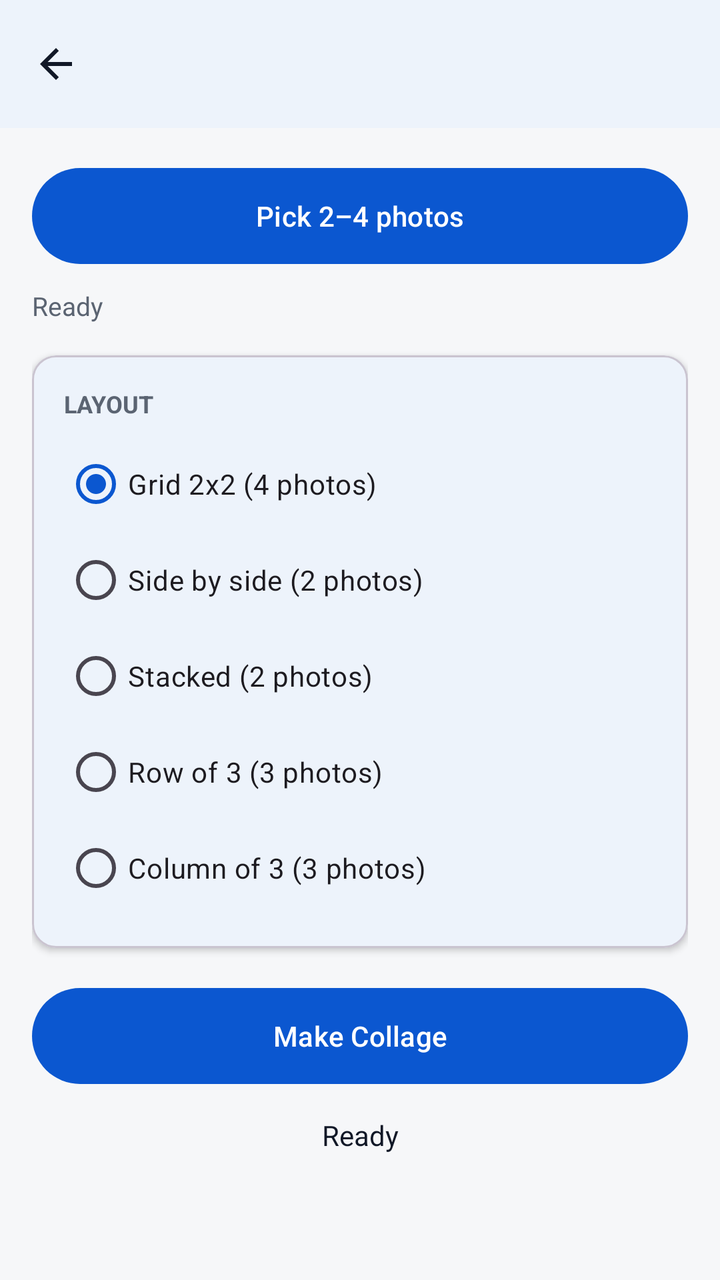
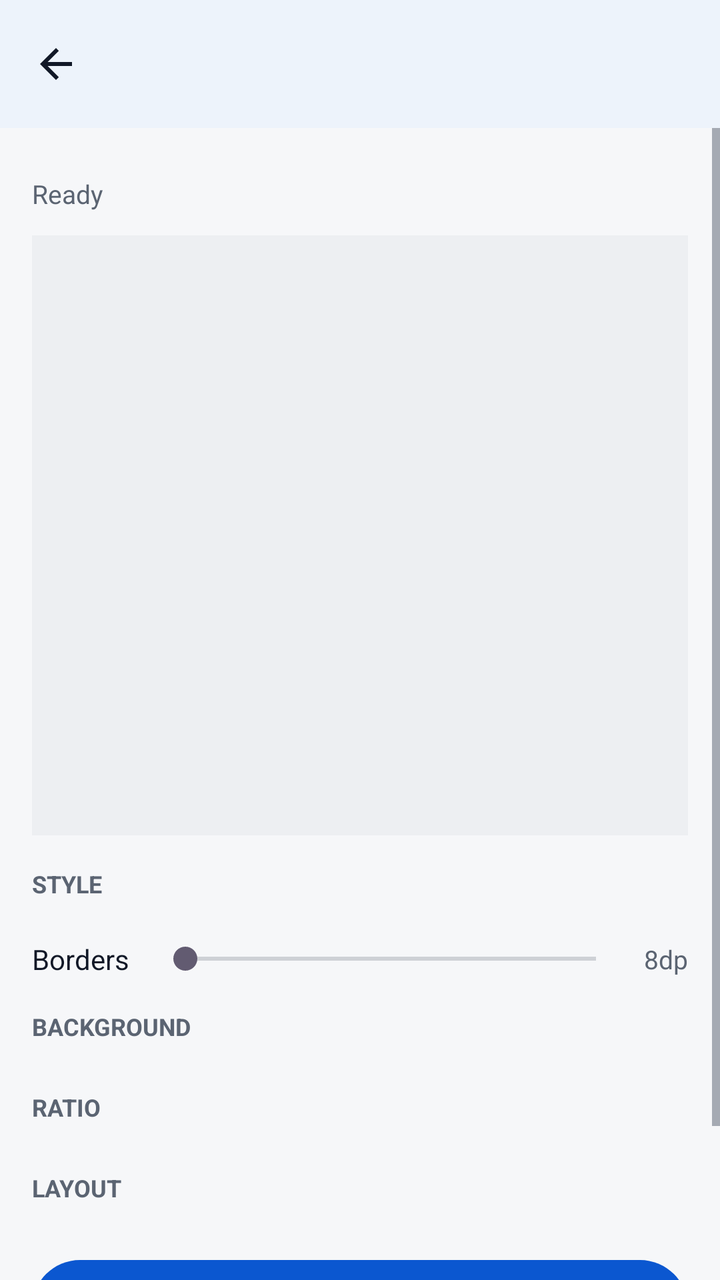

An Android layout rendered at two revisions. The XML below is the earlier revision; the diff shows what the commit changed to produce the second picture.
<!-- AndroidManifest.xml: application theme Theme.Hakunaa -->
<!-- res/layout/activity_collage.xml -->
<?xml version="1.0" encoding="utf-8"?>
<LinearLayout xmlns:android="http://schemas.android.com/apk/res/android"
    xmlns:app="http://schemas.android.com/apk/res-auto"
    android:layout_width="match_parent"
    android:layout_height="match_parent"
    android:background="@color/hakunaa_background"
    android:orientation="vertical">

    <com.google.android.material.appbar.MaterialToolbar
        android:id="@+id/toolbar"
        android:layout_width="match_parent"
        android:layout_height="wrap_content"
        android:background="@color/hakunaa_surface"
        android:elevation="2dp"
        android:title="Collage Maker"
        android:titleTextColor="@color/hakunaa_text"
        app:navigationIcon="@drawable/ic_arrow_back" />

    <ScrollView
        android:layout_width="match_parent"
        android:layout_height="match_parent"
        android:padding="16dp">

        <LinearLayout
            android:layout_width="match_parent"
            android:layout_height="wrap_content"
            android:orientation="vertical">

            <com.google.android.material.button.MaterialButton
                android:id="@+id/btnPickPhotos"
                android:layout_width="match_parent"
                android:layout_height="56dp"
                android:text="Pick 2–4 photos" />

            <TextView
                android:id="@+id/tvPhotos"
                android:layout_width="wrap_content"
                android:layout_height="wrap_content"
                android:layout_marginTop="8dp"
                android:text="@string/ready"
                android:textColor="@color/hakunaa_text_secondary"
                android:textSize="13sp" />

            <com.google.android.material.card.MaterialCardView
                android:layout_width="match_parent"
                android:layout_height="wrap_content"
                android:layout_marginTop="16dp"
                app:cardCornerRadius="12dp"
                app:cardElevation="2dp">

                <LinearLayout
                    android:layout_width="match_parent"
                    android:layout_height="wrap_content"
                    android:orientation="vertical"
                    android:padding="16dp">

                    <TextView
                        android:layout_width="wrap_content"
                        android:layout_height="wrap_content"
                        android:text="LAYOUT"
                        android:textColor="@color/hakunaa_text_secondary"
                        android:textSize="12sp"
                        android:textStyle="bold" />

                    <RadioGroup
                        android:id="@+id/rgLayout"
                        android:layout_width="match_parent"
                        android:layout_height="wrap_content"
                        android:layout_marginTop="8dp">

                        <RadioButton
                            android:id="@+id/rbLayoutGrid"
                            android:layout_width="wrap_content"
                            android:layout_height="wrap_content"
                            android:checked="true"
                            android:text="Grid 2x2 (4 photos)" />
                        <RadioButton
                            android:id="@+id/rbLayoutSideBySide"
                            android:layout_width="wrap_content"
                            android:layout_height="wrap_content"
                            android:text="Side by side (2 photos)" />
                        <RadioButton
                            android:id="@+id/rbLayoutStacked"
                            android:layout_width="wrap_content"
                            android:layout_height="wrap_content"
                            android:text="Stacked (2 photos)" />
                        <RadioButton
                            android:id="@+id/rbLayoutRow3"
                            android:layout_width="wrap_content"
                            android:layout_height="wrap_content"
                            android:text="Row of 3 (3 photos)" />
                        <RadioButton
                            android:id="@+id/rbLayoutCol3"
                            android:layout_width="wrap_content"
                            android:layout_height="wrap_content"
                            android:text="Column of 3 (3 photos)" />
                    </RadioGroup>
                </LinearLayout>
            </com.google.android.material.card.MaterialCardView>

            <com.google.android.material.button.MaterialButton
                android:id="@+id/btnMakeCollage"
                android:layout_width="match_parent"
                android:layout_height="56dp"
                android:layout_marginTop="16dp"
                android:text="Make Collage" />

            <TextView
                android:id="@+id/tvStatus"
                android:layout_width="match_parent"
                android:layout_height="wrap_content"
                android:gravity="center"
                android:paddingTop="12dp"
                android:text="@string/ready"
                android:textColor="@color/hakunaa_text"
                android:textSize="14sp" />
        </LinearLayout>
    </ScrollView>
</LinearLayout>
<!-- resources referenced by this layout -->
<resources>
  <color name="hakunaa_background">#F6F7F9</color>
  <color name="hakunaa_surface">#FFFFFF</color>
  <color name="hakunaa_text">#111827</color>
  <color name="hakunaa_text_secondary">#5B6472</color>
  <!-- drawable ic_arrow_back (drawable) -->
  <vector xmlns:android="http://schemas.android.com/apk/res/android"
      android:width="24dp"
      android:height="24dp"
      android:viewportWidth="24"
      android:viewportHeight="24"
      android:tint="#111827">
      <path
          android:fillColor="#FF000000"
          android:pathData="M20,11H7.83l5.59,-5.59L12,4l-8,8 8,8 1.41,-1.41L7.83,13H20v-2z" />
  </vector>
  <string name="ready">Ready</string>
  <style name="Theme.Hakunaa" parent="Theme.Material3.Light.NoActionBar">
          <item name="colorPrimary">@color/hakunaa_primary</item>
          <item name="colorPrimaryDark">@color/hakunaa_primary_dark</item>
          <item name="colorOnPrimary">@color/hakunaa_on_primary</item>
          <item name="android:windowBackground">@color/hakunaa_background</item>
          <item name="colorSurface">@color/hakunaa_surface</item>
          <item name="android:textColorPrimary">@color/hakunaa_text</item>
          <item name="android:textColorSecondary">@color/hakunaa_text_secondary</item>
      </style>
  <color name="hakunaa_primary">#0B57D0</color>
  <color name="hakunaa_primary_dark">#0842A0</color>
  <color name="hakunaa_on_primary">#FFFFFF</color>
</resources>

<!-- the commit's change to res/layout/activity_collage.xml (unified diff, before → after) -->
@@ -18,19 +18,26 @@
 
     <ScrollView
         android:layout_width="match_parent"
-        android:layout_height="match_parent"
-        android:padding="16dp">
+        android:layout_height="0dp"
+        android:layout_weight="1">
 
         <LinearLayout
             android:layout_width="match_parent"
             android:layout_height="wrap_content"
-            android:orientation="vertical">
+            android:orientation="vertical"
+            android:padding="16dp">
 
-            <com.google.android.material.button.MaterialButton
-                android:id="@+id/btnPickPhotos"
+            <HorizontalScrollView
                 android:layout_width="match_parent"
-                android:layout_height="56dp"
-                android:text="Pick 2–4 photos" />
+                android:layout_height="wrap_content"
+                android:scrollbars="none">
+
+                <LinearLayout
+                    android:id="@+id/photoStrip"
+                    android:layout_width="wrap_content"
+                    android:layout_height="wrap_content"
+                    android:orientation="horizontal" />
+            </HorizontalScrollView>
 
             <TextView
                 android:id="@+id/tvPhotos"
@@ -41,69 +48,121 @@
                 android:textColor="@color/hakunaa_text_secondary"
                 android:textSize="13sp" />
 
-            <com.google.android.material.card.MaterialCardView
+            <ImageView
+                android:id="@+id/ivPreview"
+                android:layout_width="match_parent"
+                android:layout_height="300dp"
+                android:layout_marginTop="12dp"
+                android:background="#EDEFF2"
+                android:scaleType="fitCenter" />
+
+            <TextView
+                android:layout_width="wrap_content"
+                android:layout_height="wrap_content"
+                android:layout_marginTop="16dp"
+                android:text="STYLE"
+                android:textColor="@color/hakunaa_text_secondary"
+                android:textSize="12sp"
+                android:textStyle="bold" />
+
+            <LinearLayout
+                android:id="@+id/styleRow"
+                android:layout_width="match_parent"
+                android:layout_height="wrap_content"
+                android:layout_marginTop="4dp"
+                android:orientation="horizontal" />
+
+            <LinearLayout
                 android:layout_width="match_parent"
                 android:layout_height="wrap_content"
                 android:layout_marginTop="16dp"
-                app:cardCornerRadius="12dp"
-                app:cardElevation="2dp">
+                android:gravity="center_vertical"
+                android:orientation="horizontal">
+
+                <TextView
+                    android:layout_width="wrap_content"
+                    android:layout_height="wrap_content"
+                    android:text="Borders"
+                    android:textColor="@color/hakunaa_text"
+                    android:textSize="14sp" />
+
+                <SeekBar
+                    android:id="@+id/sbBorder"
+                    android:layout_width="0dp"
+                    android:layout_height="wrap_content"
+                    android:layout_marginStart="12dp"
+                    android:layout_weight="1" />
+
+                <TextView
+                    android:id="@+id/tvBorderValue"
+                    android:layout_width="wrap_content"
+                    android:layout_height="wrap_content"
+                    android:layout_marginStart="8dp"
+                    android:text="8dp"
+                    android:textColor="@color/hakunaa_text_secondary"
+                    android:textSize="13sp" />
+            </LinearLayout>
+
+            <TextView
+                android:layout_width="wrap_content"
+                android:layout_height="wrap_content"
+                android:layout_marginTop="16dp"
+                android:text="BACKGROUND"
+                android:textColor="@color/hakunaa_text_secondary"
+                android:textSize="12sp"
+                android:textStyle="bold" />
+
+            <LinearLayout
+                android:id="@+id/colorRow"
+                android:layout_width="match_parent"
+                android:layout_height="wrap_content"
+                android:layout_marginTop="8dp"
+                android:orientation="horizontal" />
+
+            <TextView
+                android:layout_width="wrap_content"
+                android:layout_height="wrap_content"
+                android:layout_marginTop="16dp"
+                android:text="RATIO"
+                android:textColor="@color/hakunaa_text_secondary"
+                android:textSize="12sp"
+                android:textStyle="bold" />
+
+            <LinearLayout
+                android:id="@+id/ratioRow"
+                android:layout_width="match_parent"
+                android:layout_height="wrap_content"
+                android:layout_marginTop="8dp"
+                android:orientation="horizontal" />
+
+            <TextView
+                android:layout_width="wrap_content"
+                android:layout_height="wrap_content"
+                android:layout_marginTop="16dp"
+                android:text="LAYOUT"
+                android:textColor="@color/hakunaa_text_secondary"
+                android:textSize="12sp"
+                android:textStyle="bold" />
+
+            <HorizontalScrollView
+                android:layout_width="match_parent"
+                android:layout_height="wrap_content"
+                android:layout_marginTop="8dp"
+                android:scrollbars="none">
 
                 <LinearLayout
-                    android:layout_width="match_parent"
+                    android:id="@+id/templateRow"
+                    android:layout_width="wrap_content"
                     android:layout_height="wrap_content"
-                    android:orientation="vertical"
-                    android:padding="16dp">
-
-                    <TextView
-                        android:layout_width="wrap_content"
-                        android:layout_height="wrap_content"
-                        android:text="LAYOUT"
-                        android:textColor="@color/hakunaa_text_secondary"
-                        android:textSize="12sp"
-                        android:textStyle="bold" />
-
-                    <RadioGroup
-                        android:id="@+id/rgLayout"
-                        android:layout_width="match_parent"
-                        android:layout_height="wrap_content"
-                        android:layout_marginTop="8dp">
-
-                        <RadioButton
-                            android:id="@+id/rbLayoutGrid"
-                            android:layout_width="wrap_content"
-                            android:layout_height="wrap_content"
-                            android:checked="true"
-                            android:text="Grid 2x2 (4 photos)" />
-                        <RadioButton
-                            android:id="@+id/rbLayoutSideBySide"
-                            android:layout_width="wrap_content"
-                            android:layout_height="wrap_content"
-                            android:text="Side by side (2 photos)" />
-                        <RadioButton
-                            android:id="@+id/rbLayoutStacked"
-                            android:layout_width="wrap_content"
-                            android:layout_height="wrap_content"
-                            android:text="Stacked (2 photos)" />
-                        <RadioButton
-                            android:id="@+id/rbLayoutRow3"
-                            android:layout_width="wrap_content"
-                            android:layout_height="wrap_content"
-                            android:text="Row of 3 (3 photos)" />
-                        <RadioButton
-                            android:id="@+id/rbLayoutCol3"
-                            android:layout_width="wrap_content"
-                            android:layout_height="wrap_content"
-                            android:text="Column of 3 (3 photos)" />
-                    </RadioGroup>
-                </LinearLayout>
-            </com.google.android.material.card.MaterialCardView>
+                    android:orientation="horizontal" />
+            </HorizontalScrollView>
 
             <com.google.android.material.button.MaterialButton
                 android:id="@+id/btnMakeCollage"
                 android:layout_width="match_parent"
                 android:layout_height="56dp"
                 android:layout_marginTop="16dp"
-                android:text="Make Collage" />
+                android:text="Save Collage" />
 
             <TextView
                 android:id="@+id/tvStatus"
